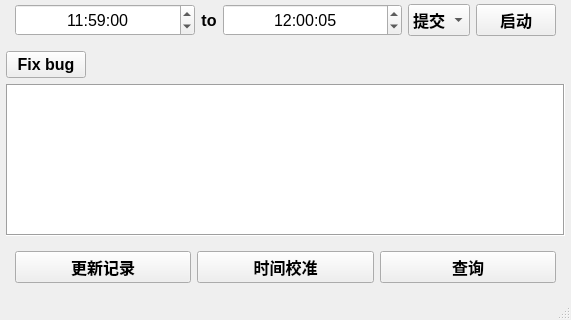
Before: the Qt Designer form ui_source/badminton_window.ui in gconstint/Badminton_Script, drawn with Qt 5; both pictures show x 0 to 571 and y 437 to 757 of the 571 by 757 pixel window.
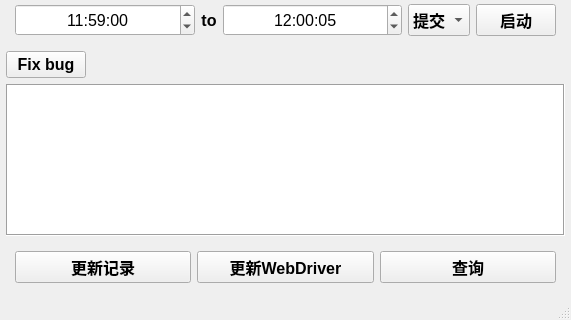
After: the same form once the commit is applied.

```diff
--- a/ui_source/badminton_window.ui
+++ b/ui_source/badminton_window.ui
@@ -701,7 +701,7 @@
           </font>
          </property>
          <property name="text">
-          <string>时间校准</string>
+          <string>更新WebDriver</string>
          </property>
         </widget>
        </item>
@@ -785,6 +785,12 @@
         <verstretch>0</verstretch>
        </sizepolicy>
       </property>
+      <property name="minimumSize">
+       <size>
+        <width>160</width>
+        <height>0</height>
+       </size>
+      </property>
       <property name="maximumSize">
        <size>
         <width>16777215</width>
```
Left out of the diff: 102 changed lines with no effect on the pictures.
